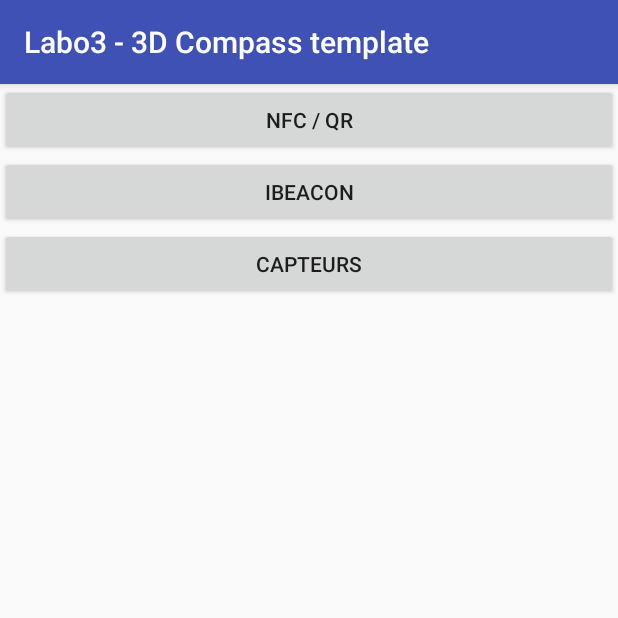
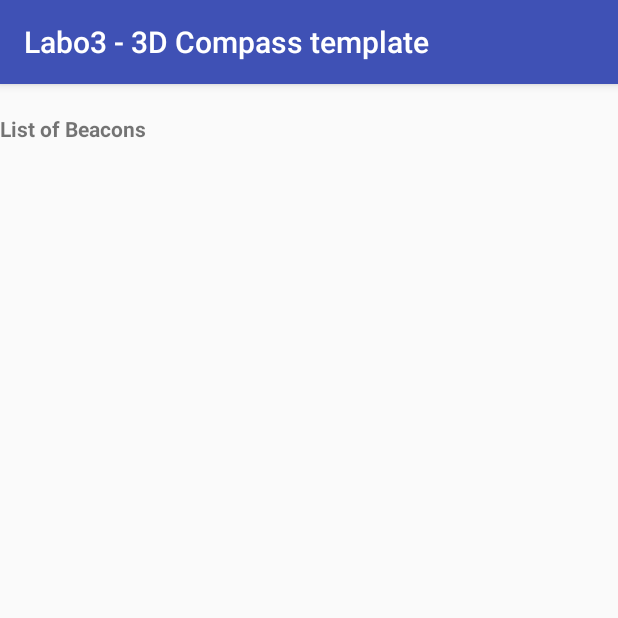
Before and after one commit to LoyseKrug/SYM_Labo3, an Android app: the screen it shows after launch (MainActivity before the commit, IBeaconActivity after it), after a tap on "IBEACON", on a phone screen of 412 x 824 dp, the top half of it. Run offline under Robolectric (Android 15) with nearby library versions, the phone set to English and light mode, and no system bars; libraries missing offline, so code that uses them is left out: org.altbeacon.beacon; 1 statement that could not run was skipped.

Commit message:
iBeacon à tester

```diff
--- a/Labo3-TemplateBoussole/app/src/main/java/ch/heigvd/iict/sym/a3dcompassapp/IBeaconActivity.java
+++ b/Labo3-TemplateBoussole/app/src/main/java/ch/heigvd/iict/sym/a3dcompassapp/IBeaconActivity.java
@@ -2,12 +2,20 @@ package ch.heigvd.iict.sym.a3dcompassapp;
 
 import android.support.v7.app.AppCompatActivity;
 import android.os.Bundle;
+import android.widget.TextView;
+import ch.heigvd.iict.sym.a3dcompassapp.Services.IBeacon;
 
 public class IBeaconActivity extends AppCompatActivity {
+
+    private IBeacon iBeaconManager = null;
+    private TextView iBeacons = null;
+
 
     @Override
     protected void onCreate(Bundle savedInstanceState) {
         super.onCreate(savedInstanceState);
         setContentView(R.layout.activity_ibeacon);
+        iBeacons = (TextView) findViewById(R.id.beaconsList);
+        iBeaconManager = new IBeacon(iBeacons);
     }
 }
--- a/Labo3-TemplateBoussole/app/src/main/java/ch/heigvd/iict/sym/a3dcompassapp/MainActivity.java
+++ b/Labo3-TemplateBoussole/app/src/main/java/ch/heigvd/iict/sym/a3dcompassapp/MainActivity.java
@@ -33,8 +33,8 @@ public class MainActivity extends AppCompatActivity {
         iBeacon.setOnClickListener(new View.OnClickListener(){
             @Override
             public void onClick(View view){
-                //Intent intent = new Intent(MainActivity.this, .class); // TODO: mettre le nom de la classe gérant les iBeacon
-                //startActivity(intent);
+                Intent intent = new Intent(MainActivity.this, IBeaconActivity.class);
+                startActivity(intent);
             }
         });
 
--- a/Labo3-TemplateBoussole/app/src/main/java/ch/heigvd/iict/sym/a3dcompassapp/Services/IBeacon.java
+++ b/Labo3-TemplateBoussole/app/src/main/java/ch/heigvd/iict/sym/a3dcompassapp/Services/IBeacon.java
@@ -1,43 +1,48 @@
+/**
+ * Authors : Adrien Allemand, James Smith, Loyse Krug
+ *
+ * Source: https://altbeacon.github.io/android-beacon-library/samples.html
+ */
+
 package ch.heigvd.iict.sym.a3dcompassapp.Services;
 
 import android.content.Context;
 import android.content.Intent;
 import android.content.ServiceConnection;
-import android.util.Log;
+import android.widget.TextView;
 import org.altbeacon.beacon.*;
-
-import java.util.ArrayList;
+import java.util.Collection;
 
 public class IBeacon implements BeaconConsumer {
 
     public static final String TAG = "BeaconActivity";
+    private TextView text;
     private BeaconManager beaconManager;
     private BeaconParser parser = new BeaconParser().setBeaconLayout("m:2-3=0215,i:4-19,i:20-21,i:22-23,p:24-24");
-    private ArrayList<String> iBeacons = new ArrayList<String>();
 
-    public IBeacon() {
+
+
+    public IBeacon(TextView text) {
+        this.text = text;
         beaconManager.bind(this);
     }
 
     @Override
     public void onBeaconServiceConnect() {
-        beaconManager.addMonitorNotifier(new MonitorNotifier() {
-            @Override
-            public void didEnterRegion(Region region) {
-                Log.i(TAG, "Enter a beacon region");
-                //TODO Add beacon to the list of beacon
-
-            }
+        beaconManager.addRangeNotifier(new RangeNotifier() {
 
             @Override
-            public void didExitRegion(Region region) {
-                Log.i(TAG, "Exit a beacon region");
-                //TODO Delete beacon from the list
-            }
+            public void didRangeBeaconsInRegion(Collection<Beacon> collection, Region region) {
+                text.setText("");
+                int iBeaconNumber = 0;
+                for(Beacon b : collection){
+                    String beaconInfo = "Beacon no " + iBeaconNumber +
+                            "RSSI: " + b.getRssi() +
+                            "\nMajor: " + b.getId2() +
+                            "\nMinor: " + b.getId3() + "\n\n";
 
-            @Override
-            public void didDetermineStateForRegion(int i, Region region) {
-
+                    text.setText(text.getText() + beaconInfo );
+                }
             }
         });
     }
--- a/Labo3-TemplateBoussole/app/src/main/res/layout/activity_ibeacon.xml
+++ b/Labo3-TemplateBoussole/app/src/main/res/layout/activity_ibeacon.xml
@@ -7,4 +7,27 @@
         android:layout_height="match_parent"
         tools:context=".IBeaconActivity">
 
+    <RelativeLayout xmlns:android="http://schemas.android.com/apk/res/android"
+                    xmlns:tools="http://schemas.android.com/tools"
+                    android:layout_width="match_parent"
+                    android:layout_height="match_parent">
+        <LinearLayout
+                android:orientation="vertical"
+                android:layout_width="match_parent"
+                android:layout_height="match_parent" tools:layout_editor_absoluteY="0dp"
+                tools:layout_editor_absoluteX="0dp">
+            <TextView
+                    android:text="List of Beacons"
+                    android:layout_width="match_parent"
+                    android:layout_height="63dp" android:id="@+id/textView3" android:textStyle="bold"
+                    android:paddingTop="20dp"/>
+            <TextView
+                    android:text=""
+                    android:layout_width="match_parent"
+                    android:layout_height="match_parent" tools:layout_editor_absoluteY="14dp"
+                    tools:layout_editor_absoluteX="10dp" android:id="@+id/beaconsList"
+                    android:scrollbars="vertical"/>
+        </LinearLayout>
+    </RelativeLayout>
+
 </android.support.constraint.ConstraintLayout>
```
